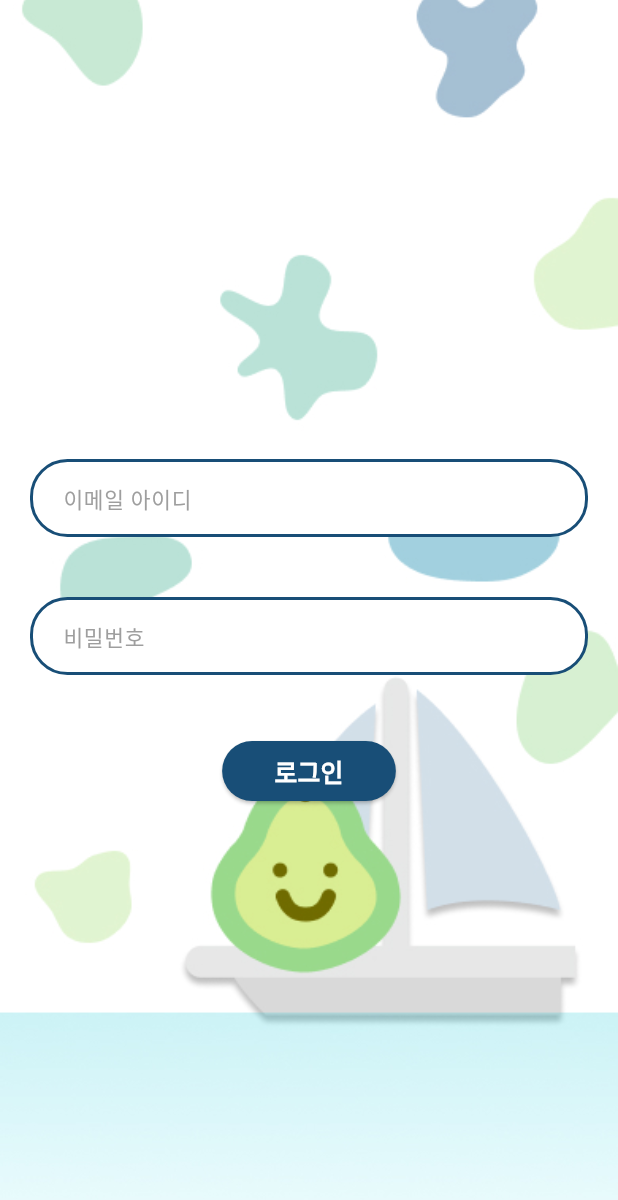
After one commit to Tuti-Project/TuTi-Web, a Flutter app: the screen it shows after launch, after a tap on "로그인", on a phone screen of 412 x 824 dp. The commit adds this screen. Shown: the top 1200 px of the screen. Run offline on Flutter 3.47's test engine with Material 3 defaults, Android fonts, the phone set to English and light mode, and no system bars; our stand-ins replace dio, flutter_riverpod, flutter_screenutil, flutter_secure_storage, go_router, logger; missing offline and left inert: kakao_flutter_sdk_user; network calls fail; Roboto replaces fonts that are missing (Gothic A1).

Commit message:
constraints scafflod 생성

```diff
--- /dev/null
+++ b/lib/common/constraints_scaffold.dart
@@ -0,0 +1,25 @@
+import 'package:flutter/material.dart';
+import 'package:flutter_screenutil/flutter_screenutil.dart';
+
+class ConstraintsScaffold extends StatelessWidget {
+  const ConstraintsScaffold({
+    super.key,
+    required this.child,
+  });
+
+  final Widget child;
+
+  @override
+  Widget build(BuildContext context) {
+    return Scaffold(
+      body: Center(
+        child: Container(
+          constraints: BoxConstraints(
+            maxWidth: 700.w,
+          ),
+          child: child,
+        ),
+      ),
+    );
+  }
+}
--- a/lib/features/auth/views/login_screen.dart
+++ b/lib/features/auth/views/login_screen.dart
@@ -1,6 +1,7 @@
 import 'package:flutter/material.dart';
 import 'package:flutter_riverpod/flutter_riverpod.dart';
 import 'package:flutter_screenutil/flutter_screenutil.dart';
+import 'package:tuti/common/constraints_scaffold.dart';
 import 'package:tuti/features/auth/services/auth_service.dart';
 import 'package:tuti/features/auth/widgets/auth_form_field.dart';
 import 'package:tuti/features/tutis/widgets/tuti_button_widget.dart';
@@ -37,13 +38,8 @@ class _LoginScreenState extends ConsumerState<LoginScreen> {
 
   @override
   Widget build(BuildContext context) {
-    return Center(
-      child: Container(
-        constraints: BoxConstraints(
-          maxWidth: 700.w,
-        ),
-        child: Scaffold(
-          body: Stack(
+    return ConstraintsScaffold(
+      child: Stack(
         children: [
           Image.asset(
             'assets/images/home_mobile.jpg',
@@ -112,8 +108,7 @@ class _LoginScreenState extends ConsumerState<LoginScreen> {
                     ),
                     child: AuthFormField(
                       onEditingComplete: _onSubmitTap,
-                          onSaved: (newValue) =>
-                              formData['password'] = newValue!,
+                      onSaved: (newValue) => formData['password'] = newValue!,
                       validator: (value) {
                         if (value != null && value.isEmpty) {
                           return '비밀번호를 입력해주세요';
@@ -139,8 +134,6 @@ class _LoginScreenState extends ConsumerState<LoginScreen> {
           ),
         ],
       ),
-        ),
-      ),
     );
   }
 }
```
Also changed, not shown: lib/features/auth/views/join_private_screen.dart (+13 -30 lines), lib/features/auth/views/join_screen.dart (+3 -17 lines), lib/features/tutis/views/home_screen.dart (+2 -7 lines), lib/features/tutis/views/tuti_screen.dart (+3 -8 lines). Lines whose indentation alone changed are shown as unchanged.
